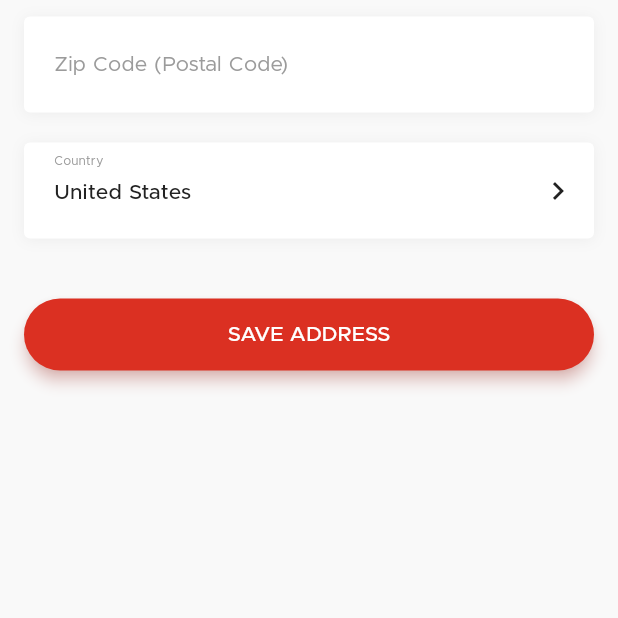
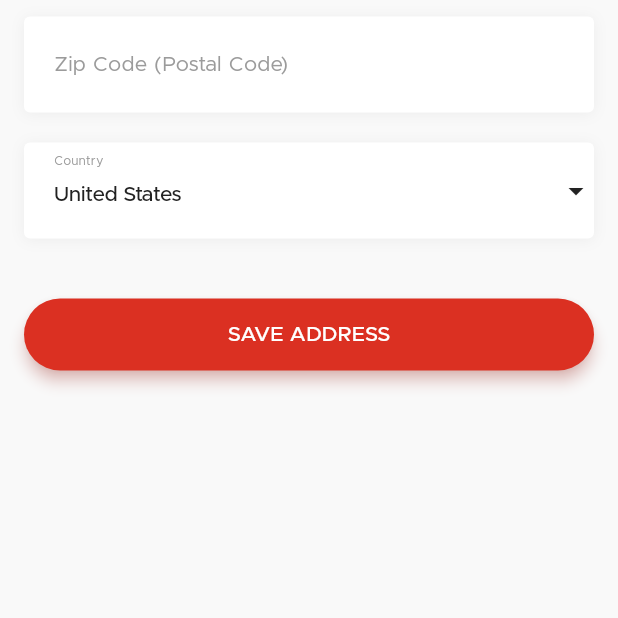
Before and after one commit to nguyendinhphuoccao2017-web/ecommerce_frontend, a Flutter app: the AddingShippingAddressScreen screen opened directly, on a phone screen of 412 x 824 dp, the part 618-1236 px from its top. Run offline on Flutter 3.47's test engine with Material 3 defaults, Android fonts, the phone set to English and light mode, and no system bars; our stand-ins replace cached_network_image, dio, flutter_riverpod, flutter_secure_storage, google_sign_in, image_picker and 2 more; missing offline and left inert: flutter_facebook_auth; accounts and stored records are empty; project files that could hold a hidden picture were left out.

Commit message:
Shipping

```diff
--- a/lib/screens/adding_shipping_address_screen.dart
+++ b/lib/screens/adding_shipping_address_screen.dart
@@ -119,6 +119,64 @@ class _AddingShippingAddressScreenState extends ConsumerState<AddingShippingAddr
   }
 
   Widget _buildTextField(String label, TextEditingController controller, {bool isDropdown = false}) {
+    if (isDropdown) {
+      return Container(
+        height: 64,
+        width: double.infinity,
+        decoration: BoxDecoration(
+          color: Colors.white,
+          borderRadius: BorderRadius.circular(4),
+          boxShadow: [
+            BoxShadow(
+              color: Colors.black.withOpacity(0.05),
+              blurRadius: 8,
+              offset: const Offset(0, 1),
+            ),
+          ]
+        ),
+        child: Center(
+          child: DropdownButtonFormField<String>(
+            value: controller.text.isNotEmpty ? controller.text : 'United States',
+            icon: const Icon(Icons.arrow_drop_down, color: Color(0xFF222222)),
+            style: const TextStyle(
+              fontFamily: 'Metropolis',
+              fontSize: 14,
+              color: Color(0xFF222222),
+              fontWeight: FontWeight.w500,
+            ),
+            decoration: InputDecoration(
+              labelText: label,
+              labelStyle: const TextStyle(
+                fontFamily: 'Metropolis',
+                fontSize: 14,
+                color: Color(0xFF9B9B9B),
+              ),
+              floatingLabelStyle: const TextStyle(
+                fontFamily: 'Metropolis',
+                fontSize: 11,
+                color: Color(0xFF9B9B9B),
+              ),
+              border: InputBorder.none,
+              contentPadding: const EdgeInsets.only(left: 20, right: 20, bottom: 8),
+            ),
+            items: ['United States', 'Viet Nam'].map((String val) {
+              return DropdownMenuItem<String>(
+                value: val,
+                child: Text(val),
+              );
+            }).toList(),
+            onChanged: (val) {
+              if (val != null) {
+                setState(() {
+                  controller.text = val;
+                });
+              }
+            },
+          ),
+        ),
+      );
+    }
+
     return Container(
       height: 64,
       width: double.infinity,
@@ -136,7 +194,6 @@ class _AddingShippingAddressScreenState extends ConsumerState<AddingShippingAddr
       child: Center(
         child: TextFormField(
           controller: controller,
-          readOnly: isDropdown,
           style: const TextStyle(
             fontFamily: 'Metropolis',
             fontSize: 14,
@@ -157,7 +214,6 @@ class _AddingShippingAddressScreenState extends ConsumerState<AddingShippingAddr
             ),
             border: InputBorder.none,
             contentPadding: const EdgeInsets.only(left: 20, right: 20, bottom: 8),
-            suffixIcon: isDropdown ? const Icon(Icons.chevron_right, color: Color(0xFF222222)) : null,
           ),
           validator: (value) => value == null || value.isEmpty ? 'Required' : null,
         ),
```
Also changed, not shown: 1 other file.
